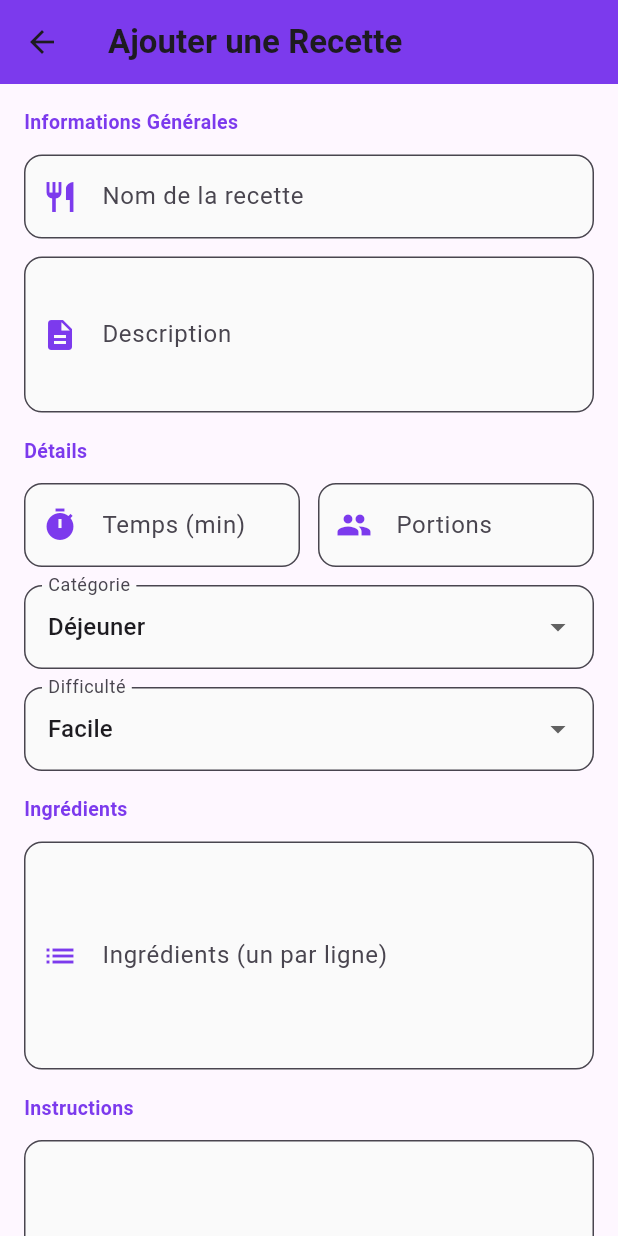
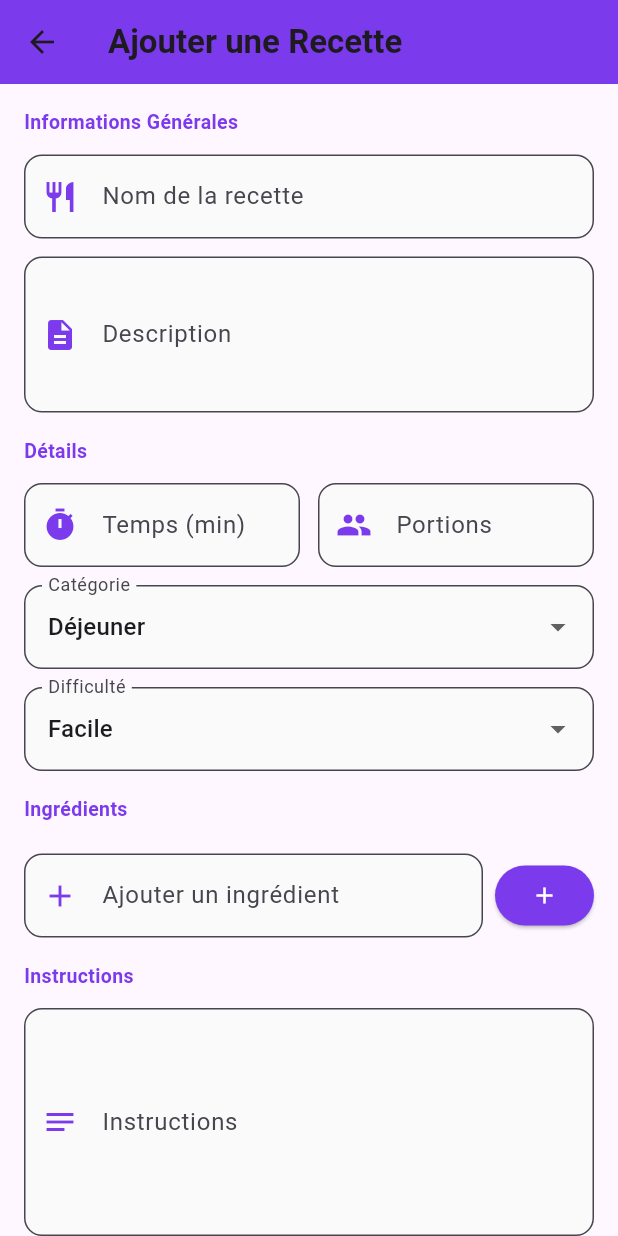
Before and after one commit to skandar96/DEVMOB-GestionRepas, a Flutter app: the AddRecipePage screen opened by its route, on a phone screen of 412 x 824 dp. Run offline on Flutter 3.47's test engine with Material 3 defaults, Android fonts, the phone set to English and light mode, and no system bars; our stand-ins replace cloud_firestore, firebase_auth, firebase_core; accounts and stored records are empty.

Commit message:
Add statistics loading and ingredient management to Home and AddRecipe pages

```diff
--- a/lib/views/Recipe/AddRecipePage.dart
+++ b/lib/views/Recipe/AddRecipePage.dart
@@ -20,16 +20,20 @@ class _AddRecipePageState extends State<AddRecipePage> {
   final _timeController = TextEditingController();
   final _servingsController = TextEditingController();
   final _ingredientsController = TextEditingController();
+  final _ingredientInputController = TextEditingController();
+  final List<Ingredient> _ingredientList = [];
   final _instructionsController = TextEditingController();
 
   RecipeCategory _selectedCategory = RecipeCategory.dejeuner;
   RecipeDifficulty _selectedDifficulty = RecipeDifficulty.facile;
+
   bool _isLoading = false;
   bool _isEditing = false;
 
   @override
   void initState() {
     super.initState();
+
     if (widget.recipe != null) {
       _isEditing = true;
       _initializeForEditing();
@@ -38,19 +42,18 @@ class _AddRecipePageState extends State<AddRecipePage> {
 
   void _initializeForEditing() {
     final recipe = widget.recipe!;
+
     _nameController.text = recipe.name;
     _descriptionController.text = recipe.description;
     _timeController.text = recipe.preparationTime.toString();
     _servingsController.text = recipe.servings.toString();
+
     _selectedCategory = recipe.category;
     _selectedDifficulty = recipe.difficulty;
 
-    // Format ingredients
-    _ingredientsController.text = recipe.ingredients
-        .map((i) => '${i.name} - ${i.quantity} - ${i.unit}')
-        .join('\n');
+    _ingredientList.clear();
+    _ingredientList.addAll(recipe.ingredients);
 
-    // Format instructions
     _instructionsController.text = recipe.instructions.join('\n');
   }
 
@@ -61,6 +64,7 @@ class _AddRecipePageState extends State<AddRecipePage> {
     _timeController.dispose();
     _servingsController.dispose();
     _ingredientsController.dispose();
+    _ingredientInputController.dispose();
     _instructionsController.dispose();
     super.dispose();
   }
@@ -70,11 +74,11 @@ class _AddRecipePageState extends State<AddRecipePage> {
     return Scaffold(
       appBar: AppBar(
         backgroundColor: const Color(0xFF7C3AED),
+        elevation: 0,
         title: Text(
           _isEditing ? 'Modifier la Recette' : 'Ajouter une Recette',
           style: const TextStyle(fontWeight: FontWeight.bold),
         ),
-        elevation: 0,
         leading: IconButton(
           icon: const Icon(Icons.arrow_back),
           onPressed: () => Navigator.pop(context),
@@ -88,20 +92,26 @@ class _AddRecipePageState extends State<AddRecipePage> {
             crossAxisAlignment: CrossAxisAlignment.start,
             children: [
               _buildSection('Informations Générales'),
+
               _buildTextField(
                 _nameController,
                 'Nom de la recette',
                 Icons.restaurant,
               ),
+
               const SizedBox(height: 12),
+
               _buildTextField(
                 _descriptionController,
                 'Description',
                 Icons.description,
                 maxLines: 3,
               ),
+
               const SizedBox(height: 16),
+
               _buildSection('Détails'),
+
               Row(
                 children: [
                   Expanded(
@@ -112,7 +122,9 @@ class _AddRecipePageState extends State<AddRecipePage> {
                       isNumeric: true,
                     ),
                   ),
+
                   const SizedBox(width: 12),
+
                   Expanded(
                     child: _buildTextField(
                       _servingsController,
@@ -123,28 +135,36 @@ class _AddRecipePageState extends State<AddRecipePage> {
                   ),
                 ],
               ),
+
               const SizedBox(height: 12),
+
               _buildCategoryDropdown(),
+
               const SizedBox(height: 12),
+
               _buildDifficultyDropdown(),
+
               const SizedBox(height: 16),
+
               _buildSection('Ingrédients'),
-              _buildTextField(
-                _ingredientsController,
-                'Ingrédients (un par ligne)',
-                Icons.list,
-                maxLines: 5,
-              ),
+
+              _buildIngredientsInput(),
+
               const SizedBox(height: 16),
+
               _buildSection('Instructions'),
+
               _buildTextField(
                 _instructionsController,
                 'Instructions',
                 Icons.notes,
                 maxLines: 5,
               ),
+
               const SizedBox(height: 24),
+
               _buildActionButtons(),
+
               const SizedBox(height: 16),
             ],
           ),
@@ -177,14 +197,33 @@ class _AddRecipePageState extends State<AddRecipePage> {
     return TextFormField(
       controller: controller,
       maxLines: maxLines,
-      keyboardType: isNumeric ? TextInputType.number : TextInputType.text,
+
+      // IMPORTANT
+      keyboardType: maxLines > 1
+          ? TextInputType.multiline
+          : (isNumeric
+                ? TextInputType.number
+                : TextInputType.text),
+
+      textInputAction: maxLines > 1
+          ? TextInputAction.newline
+          : TextInputAction.done,
+
       decoration: InputDecoration(
         labelText: label,
-        prefixIcon: Icon(icon, color: const Color(0xFF7C3AED)),
-        border: OutlineInputBorder(borderRadius: BorderRadius.circular(12)),
+        prefixIcon: Icon(
+          icon,
+          color: const Color(0xFF7C3AED),
+        ),
+        border: OutlineInputBorder(
+          borderRadius: BorderRadius.circular(12),
+        ),
         focusedBorder: OutlineInputBorder(
           borderRadius: BorderRadius.circular(12),
-          borderSide: const BorderSide(color: Color(0xFF7C3AED), width: 2),
+          borderSide: const BorderSide(
+            color: Color(0xFF7C3AED),
+            width: 2,
+          ),
         ),
         filled: true,
         fillColor: Colors.grey[50],
@@ -198,21 +237,122 @@ class _AddRecipePageState extends State<AddRecipePage> {
     );
   }
 
+  Widget _buildIngredientsInput() {
+    return Column(
+      crossAxisAlignment: CrossAxisAlignment.start,
+      children: [
+        Wrap(
+          spacing: 8,
+          runSpacing: 8,
+          children: _ingredientList.map((ing) {
+            return Chip(
+              label: Text(
+                '${ing.name} '
+                '${ing.quantity.isNotEmpty ? '- ${ing.quantity}' : ''} '
+                '${ing.unit.isNotEmpty ? ing.unit : ''}',
+              ),
+              onDeleted: () {
+                setState(() => _ingredientList.remove(ing));
+              },
+            );
+          }).toList(),
+        ),
+
+        const SizedBox(height: 8),
+
+        Row(
+          children: [
+            Expanded(
+              child: TextFormField(
+                controller: _ingredientInputController,
+                decoration: InputDecoration(
+                  hintText: 'Ajouter un ingrédient',
+                  prefixIcon: const Icon(
+                    Icons.add,
+                    color: Color(0xFF7C3AED),
+                  ),
+                  border: OutlineInputBorder(
+                    borderRadius: BorderRadius.circular(12),
+                  ),
+                  focusedBorder: OutlineInputBorder(
+                    borderRadius: BorderRadius.circular(12),
+                    borderSide: const BorderSide(
+                      color: Color(0xFF7C3AED),
+                      width: 2,
+                    ),
+                  ),
+                  filled: true,
+                  fillColor: Colors.grey[50],
+                ),
+                textInputAction: TextInputAction.done,
+                onFieldSubmitted: (_) => _handleAddIngredient(),
+              ),
+            ),
+
+            const SizedBox(width: 8),
+
+            ElevatedButton(
+              onPressed: _handleAddIngredient,
+              style: ElevatedButton.styleFrom(
+                backgroundColor: const Color(0xFF7C3AED),
+              ),
+              child: const Icon(
+                Icons.add,
+                color: Colors.white,
+              ),
+            ),
+          ],
+        ),
+      ],
+    );
+  }
+
+  void _handleAddIngredient() {
+    final text = _ingredientInputController.text.trim();
+
+    if (text.isEmpty) return;
+
+    final parts = text.split(' - ');
+
+    Ingredient newIng;
+
+    if (parts.length >= 3) {
+      newIng = Ingredient(
+        name: parts[0].trim(),
+        quantity: parts[1].trim(),
+        unit: parts[2].trim(),
+      );
+    } else {
+      newIng = Ingredient(
+        name: text,
+        quantity: '1',
+        unit: 'unité',
+      );
+    }
+
+    setState(() {
+      _ingredientList.add(newIng);
+      _ingredientInputController.clear();
+    });
+  }
+
   Widget _buildCategoryDropdown() {
     return DropdownButtonFormField<RecipeCategory>(
       value: _selectedCategory,
       decoration: InputDecoration(
         labelText: 'Catégorie',
-        border: OutlineInputBorder(borderRadius: BorderRadius.circular(12)),
+        border: OutlineInputBorder(
+          borderRadius: BorderRadius.circular(12),
+        ),
         filled: true,
         fillColor: Colors.grey[50],
       ),
-      items: RecipeCategory.values
-          .map(
-            (category) =>
-                DropdownMenuItem(value: category, child: Text(category.label)),
-          )
-          .toList(),
+      items: RecipeCategory.values.map((category) {
+        return DropdownMenuItem(
+          value: category,
+          child: Text(category.label),
+        );
+      }).toList(),
       onChanged: (value) {
         if (value != null) {
           setState(() => _selectedCategory = value);
@@ -226,18 +366,18 @@ class _AddRecipePageState extends State<AddRecipePage> {
       value: _selectedDifficulty,
       decoration: InputDecoration(
         labelText: 'Difficulté',
-        border: OutlineInputBorder(borderRadius: BorderRadius.circular(12)),
+        border: OutlineInputBorder(
+          borderRadius: BorderRadius.circular(12),
+        ),
         filled: true,
         fillColor: Colors.grey[50],
       ),
-      items: RecipeDifficulty.values
-          .map(
-            (difficulty) => DropdownMenuItem(
+      items: RecipeDifficulty.values.map((difficulty) {
+        return DropdownMenuItem(
           value: difficulty,
           child: Text(difficulty.label),
-            ),
-          )
-          .toList(),
+        );
+      }).toList(),
       onChanged: (value) {
         if (value != null) {
           setState(() => _selectedDifficulty = value);
@@ -251,21 +391,29 @@ class _AddRecipePageState extends State<AddRecipePage> {
       children: [
         Expanded(
           child: OutlinedButton(
-            onPressed: _isLoading ? null : () => Navigator.pop(context),
+            onPressed: _isLoading
+                ? null
+                : () => Navigator.pop(context),
             style: OutlinedButton.styleFrom(
               padding: const EdgeInsets.symmetric(vertical: 12),
-              side: const BorderSide(color: Color(0xFF7C3AED)),
+              side: const BorderSide(
+                color: Color(0xFF7C3AED),
+              ),
               shape: RoundedRectangleBorder(
                 borderRadius: BorderRadius.circular(12),
               ),
             ),
             child: const Text(
               'Annuler',
-              style: TextStyle(color: Color(0xFF7C3AED)),
+              style: TextStyle(
+                color: Color(0xFF7C3AED),
               ),
             ),
           ),
+        ),
+
         const SizedBox(width: 12),
+
         Expanded(
           child: ElevatedButton(
             onPressed: _isLoading ? null : _saveRecipe,
@@ -283,7 +431,10 @@ class _AddRecipePageState extends State<AddRecipePage> {
                     height: 20,
                     width: 20,
                     child: CircularProgressIndicator(
-                      valueColor: AlwaysStoppedAnimation<Color>(Colors.white),
+                      valueColor:
+                          AlwaysStoppedAnimation<Color>(
+                        Colors.white,
+                      ),
                       strokeWidth: 2,
                     ),
                   )
@@ -305,11 +456,14 @@ class _AddRecipePageState extends State<AddRecipePage> {
       setState(() => _isLoading = true);
 
       try {
-        final ingredients = _ingredientsController.text
+        final ingredients = _ingredientList.isNotEmpty
+            ? List<Ingredient>.from(_ingredientList)
+            : _ingredientsController.text
                   .split('\n')
                   .where((e) => e.isNotEmpty)
                   .map((line) {
                     final parts = line.split(' - ');
+
                     if (parts.length >= 3) {
                       return Ingredient(
                         name: parts[0].trim(),
@@ -317,13 +471,13 @@ class _AddRecipePageState extends State<AddRecipePage> {
                         unit: parts[2].trim(),
                       );
                     }
+
                     return Ingredient(
                       name: line.trim(),
                       quantity: '1',
                       unit: 'unité',
                     );
-            })
-            .toList();
+                  }).toList();
 
         final instructions = _instructionsController.text
             .split('\n')
@@ -331,7 +485,6 @@ class _AddRecipePageState extends State<AddRecipePage> {
             .toList();
 
         if (_isEditing && widget.recipe != null) {
-          // Mode édition
           final updatedRecipe = Recipe(
             id: widget.recipe!.id,
             userId: widget.recipe!.userId,
@@ -343,10 +496,13 @@ class _AddRecipePageState extends State<AddRecipePage> {
             instructions: instructions,
             category: _selectedCategory,
             difficulty: _selectedDifficulty,
-            isFavorite: widget.recipe?.isFavorite ?? false,
+            isFavorite:
+                widget.recipe?.isFavorite ?? false,
           );
 
-          await context.read<RecipeProvider>().updateRecipe(
+          await context
+              .read<RecipeProvider>()
+              .updateRecipe(
                 widget.recipe!.id,
                 updatedRecipe,
               );
@@ -358,7 +514,10 @@ class _AddRecipePageState extends State<AddRecipePage> {
               SnackBar(
                 content: Row(
                   children: const [
-                    Icon(Icons.check_circle, color: Colors.white),
+                    Icon(
+                      Icons.check_circle,
+                      color: Colors.white,
+                    ),
                     SizedBox(width: 12),
                     Expanded(
                       child: Text(
@@ -372,17 +531,14 @@ class _AddRecipePageState extends State<AddRecipePage> {
                   ],
                 ),
                 backgroundColor: Colors.blue,
-                duration: const Duration(seconds: 2),
               ),
             );
 
-            await Future.delayed(const Duration(milliseconds: 300));
-            if (mounted) Navigator.pop(context);
+            Navigator.pop(context);
           }
         } else {
-          // Mode création
           final recipe = Recipe(
-            userId: '', // Le provider remplacera avec le vrai userId
+            userId: '',
             name: _nameController.text,
             description: _descriptionController.text,
             preparationTime: int.parse(_timeController.text),
@@ -393,7 +549,9 @@ class _AddRecipePageState extends State<AddRecipePage> {
             difficulty: _selectedDifficulty,
           );
 
-          await context.read<RecipeProvider>().addRecipe(recipe);
+          await context
+              .read<RecipeProvider>()
+              .addRecipe(recipe);
 
           if (mounted) {
             setState(() => _isLoading = false);
@@ -402,7 +560,10 @@ class _AddRecipePageState extends State<AddRecipePage> {
               SnackBar(
                 content: Row(
                   children: const [
-                    Icon(Icons.check_circle, color: Colors.white),
+                    Icon(
+                      Icons.check_circle,
+                      color: Colors.white,
+                    ),
                     SizedBox(width: 12),
                     Expanded(
                       child: Text(
@@ -416,12 +577,10 @@ class _AddRecipePageState extends State<AddRecipePage> {
                   ],
                 ),
                 backgroundColor: Colors.green,
-                duration: const Duration(seconds: 2),
               ),
             );
 
-            await Future.delayed(const Duration(milliseconds: 300));
-            if (mounted) Navigator.pop(context);
+            Navigator.pop(context);
           }
         }
       } catch (e) {
@@ -432,7 +591,10 @@ class _AddRecipePageState extends State<AddRecipePage> {
             SnackBar(
               content: Row(
                 children: [
-                  const Icon(Icons.error_outline, color: Colors.white),
+                  const Icon(
+                    Icons.error_outline,
+                    color: Colors.white,
+                  ),
                   const SizedBox(width: 12),
                   Expanded(
                     child: Text(
@@ -446,7 +608,6 @@ class _AddRecipePageState extends State<AddRecipePage> {
                 ],
               ),
               backgroundColor: Colors.red,
-              duration: const Duration(seconds: 3),
             ),
           );
         }
```
Also changed, not shown: lib/views/Home/home_page.dart (+70 -4 lines). Lines whose indentation alone changed are shown as unchanged.
